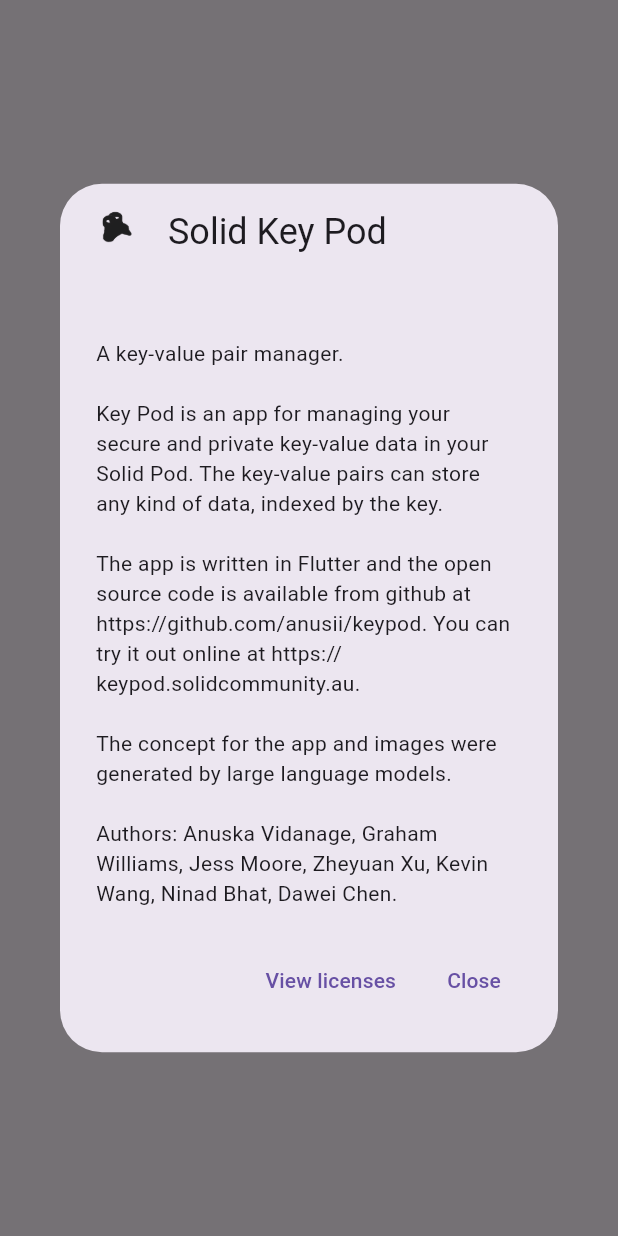
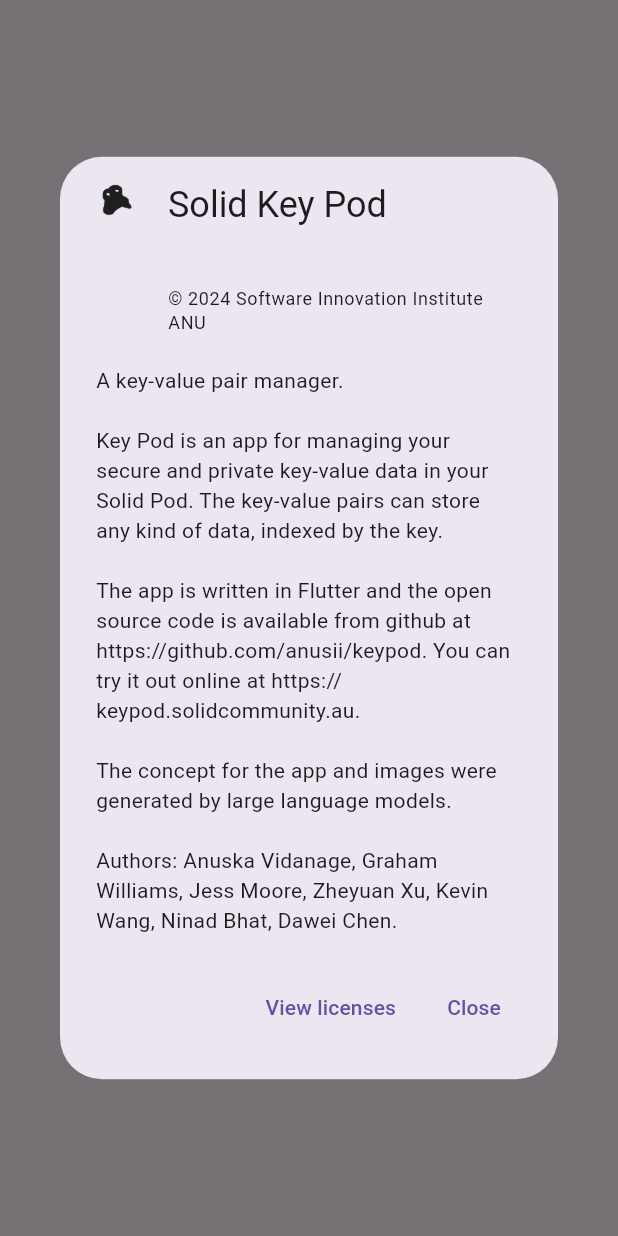
Before and after one commit to anusii/keypod, a Flutter app: what aboutDialog() shows on an empty page, opened directly, on a phone screen of 412 x 824 dp. Run offline on Flutter 3.47's test engine with Material 3 defaults, Android fonts, the phone set to English and light mode, and no system bars; our stand-ins replace universal_io; missing offline and left inert: editable, rdflib, solidpod, window_manager.

Commit message:
Limit width of about and add a copyright.

```diff
--- a/lib/screens/about_dialog.dart
+++ b/lib/screens/about_dialog.dart
@@ -1,6 +1,6 @@
 /// about dialog for the app
 ///
-// Time-stamp: <Friday 2024-05-10 11:02:33 +1000 Graham Williams>
+// Time-stamp: <Friday 2024-05-10 11:22:17 +1000 Graham Williams>
 ///
 /// Copyright (C) 2024, Software Innovation Institute, ANU.
 ///
@@ -35,10 +35,13 @@ import 'package:flutter/material.dart';
 void aboutDialog(BuildContext context) {
   showAboutDialog(
     context: context,
+    applicationLegalese: '© 2024 Software Innovation Institute ANU',
     applicationIcon:
         const ImageIcon(AssetImage('assets/images/keypod_logo.png')),
-    children: const [
-      SelectableText('A key-value pair manager.\n\n'
+    children: [
+      Container(
+        width: 300, // Limit the width.
+        child: const SelectableText('\nA key-value pair manager.\n\n'
             'Key Pod is an app for managing your secure and private'
             ' key-value data in your Solid Pod. The key-value pairs'
             ' can store any kind of data, indexed by the key.\n\n'
@@ -49,6 +52,7 @@ void aboutDialog(BuildContext context) {
             ' large language models.\n\n'
             'Authors: Anuska Vidanage, Graham Williams, Jess Moore, Zheyuan Xu,'
             ' Kevin Wang, Ninad Bhat, Dawei Chen.'),
+      ),
     ],
   );
 }
```
Lines whose indentation alone changed are shown as unchanged.
